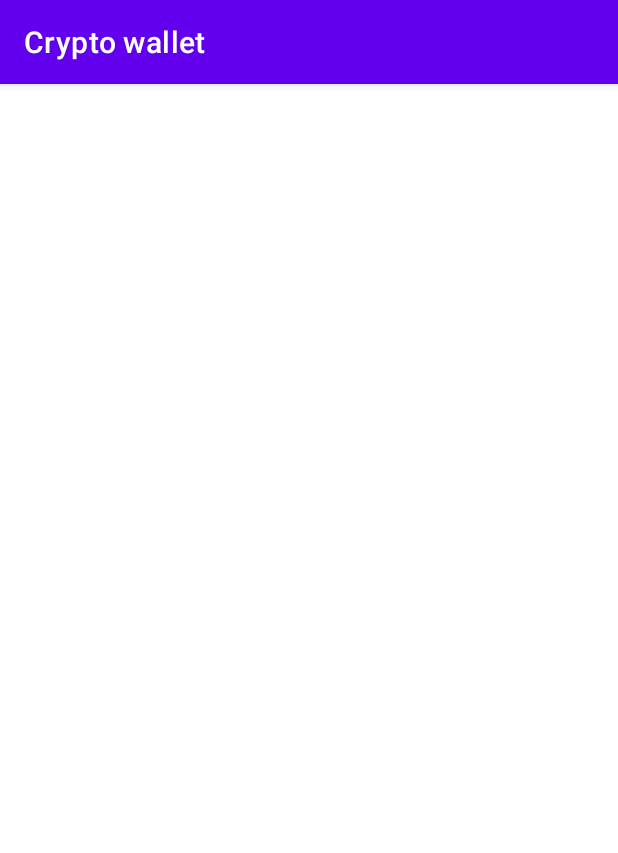
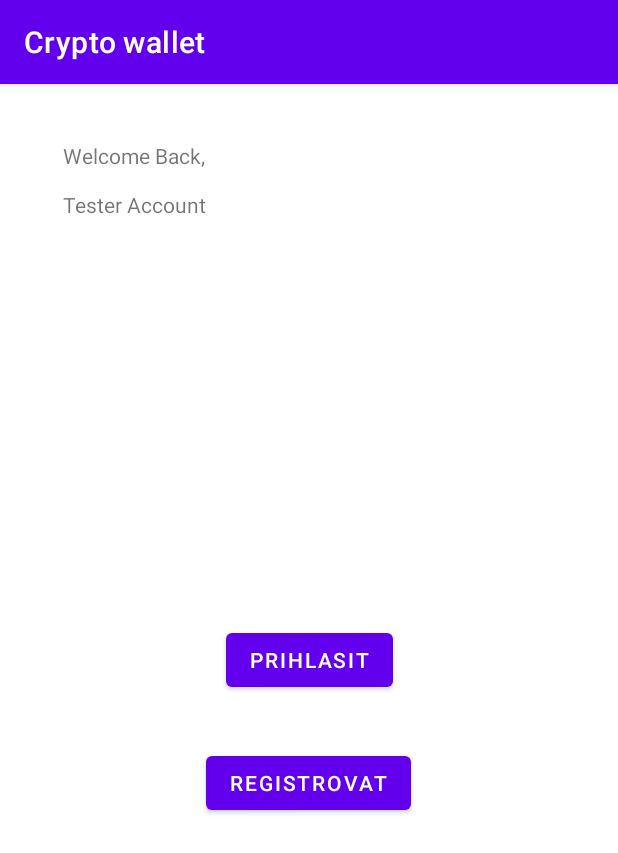
Before and after one commit to matus-olejnik/mobv, an Android app: the screen it shows after launch (MainActivity before the commit, WelcomeActivity after it), on a phone screen of 412 x 824 dp. Shown: the top 853 px of the screen. Run offline under Robolectric (Android 15) with nearby library versions, the phone set to English and light mode, and no system bars; our stand-ins replace data binding.

Commit message:
feat: implement navigation between welcome screen and login and registration screens

```diff
--- a/app/src/main/AndroidManifest.xml
+++ b/app/src/main/AndroidManifest.xml
@@ -12,7 +12,7 @@
             android:roundIcon="@mipmap/ic_launcher_round"
             android:supportsRtl="true"
             android:theme="@style/Theme.CryptoWallet">
-        <activity android:name=".MainActivity">
+        <activity android:name=".WelcomeActivity">
             <intent-filter>
                 <action android:name="android.intent.action.MAIN"/>
 
--- a/app/src/main/java/com/emmm/mobv/MainActivity.kt
+++ b/app/src/main/java/com/emmm/mobv/MainActivity.kt
@@ -2,43 +2,11 @@ package com.emmm.mobv
 
 import android.os.Bundle
 import androidx.appcompat.app.AppCompatActivity
-import androidx.databinding.DataBindingUtil
-import androidx.lifecycle.ViewModelProvider
-import com.emmm.mobv.databinding.ActivityMainBinding
 
 class MainActivity : AppCompatActivity() {
 
-    private lateinit var binding: ActivityMainBinding
-
-    private lateinit var viewModel: MainViewModel
-
     override fun onCreate(savedInstanceState: Bundle?) {
         super.onCreate(savedInstanceState)
-
-        binding = DataBindingUtil.setContentView(this, R.layout.activity_main)
-
-        viewModel = ViewModelProvider(this).get(MainViewModel::class.java)
-
-        binding.apply {
-            createAccountButton.setOnClickListener {
-                viewModel.createAccount()
-            }
-
-            balanceButton.setOnClickListener {
-                viewModel.checkBalance("GD3PFUAY2SOPJUFR6UGR6PB3UJYRVMWWMEVN46KOX7GDLLBZJLLDYCQM")
-            }
-
-            sendMoneyButton.setOnClickListener {
-                viewModel.sendMoney(
-                    "SCCJH5NTT7XX7E6Q4DB2VRPZI7JRNEJMSWAC2VMFHD436NZLDJF2OKDR",
-                    "GA2HZILTHPO334QK4GIN66TRXM4TACVPWSLFOEQVYP4CGW2URKDSRKWZ",
-                    "1000"
-                )
-            }
-
-            showTransactionsButton.setOnClickListener {
-                viewModel.showTransactions("GD3PFUAY2SOPJUFR6UGR6PB3UJYRVMWWMEVN46KOX7GDLLBZJLLDYCQM")
-            }
-        }
+        setContentView(R.layout.main_activity)
     }
 }
--- a/app/src/main/java/com/emmm/mobv/WelcomeActivity.kt
+++ b/app/src/main/java/com/emmm/mobv/WelcomeActivity.kt
@@ -2,16 +2,11 @@ package com.emmm.mobv
 
 import android.os.Bundle
 import androidx.appcompat.app.AppCompatActivity
-import androidx.databinding.DataBindingUtil
-import com.emmm.mobv.databinding.ActivityMainBinding
 
 class WelcomeActivity : AppCompatActivity() {
 
-    private lateinit var binding: ActivityMainBinding
-
     override fun onCreate(savedInstanceState: Bundle?) {
         super.onCreate(savedInstanceState)
-
-        binding = DataBindingUtil.setContentView(this, R.layout.welcome_activity)
+        setContentView(R.layout.welcome_activity)
     }
 }
--- a/app/src/main/java/com/emmm/mobv/screens/welcome/WelcomeFragment.kt
+++ b/app/src/main/java/com/emmm/mobv/screens/welcome/WelcomeFragment.kt
@@ -1,7 +1,34 @@
 package com.emmm.mobv.screens.welcome;
 
+import android.os.Bundle
+import android.view.LayoutInflater
+import android.view.View
+import android.view.ViewGroup
+import androidx.databinding.DataBindingUtil
 import androidx.fragment.app.Fragment
+import androidx.navigation.fragment.findNavController
+import com.emmm.mobv.R
+import com.emmm.mobv.databinding.WelcomeFragmentBinding
 
 class WelcomeFragment : Fragment() {
-    //TODO
+
+    override fun onCreateView(
+        inflater: LayoutInflater, container: ViewGroup?,
+        savedInstanceState: Bundle?
+    ): View {
+        // Inflate the layout for this fragment
+        val binding: WelcomeFragmentBinding = DataBindingUtil.inflate(
+            inflater, R.layout.welcome_fragment, container, false
+        )
+
+        binding.registrationButton.setOnClickListener {
+            findNavController().navigate(WelcomeFragmentDirections.actionWelcomeFragmentToRegistrationFragment())
+        }
+
+        binding.loginButton.setOnClickListener {
+            findNavController().navigate(WelcomeFragmentDirections.actionWelcomeFragmentToLoginFragment())
+        }
+
+        return binding.root
+    }
 }
--- a/app/src/main/res/layout/welcome_fragment.xml
+++ b/app/src/main/res/layout/welcome_fragment.xml
@@ -47,6 +47,20 @@
                 app:layout_constraintRight_toRightOf="parent"
                 app:layout_constraintTop_toTopOf="parent"
                 app:layout_constraintVertical_bias="0.094"/>
+        <Button
+                android:text="Prihlasit"
+                android:layout_width="wrap_content"
+                android:layout_height="wrap_content" android:id="@+id/loginButton"
+                app:layout_constraintTop_toTopOf="parent"
+                app:layout_constraintEnd_toEndOf="parent"
+                app:layout_constraintStart_toStartOf="parent" app:layout_constraintBottom_toBottomOf="parent"/>
+        <Button
+                android:text="Registrovat"
+                android:layout_width="wrap_content"
+                android:layout_height="wrap_content" android:id="@+id/registrationButton"
+                app:layout_constraintEnd_toEndOf="parent" app:layout_constraintStart_toStartOf="parent"
+                app:layout_constraintBottom_toBottomOf="parent" app:layout_constraintHorizontal_bias="0.498"
+                android:layout_marginBottom="244dp" app:layout_constraintTop_toBottomOf="@+id/loginButton"/>
 
     </androidx.constraintlayout.widget.ConstraintLayout>
 </layout>
```
Also changed, not shown: app/src/main/java/com/emmm/mobv/screens/login/LoginFragment.kt (+19 -1 lines), app/src/main/java/com/emmm/mobv/screens/registration/RegistrationFragment.kt (+19 -1 lines), app/src/main/res/layout/login_fragment.xml (+8 -2 lines), app/src/main/res/layout/registration_fragment.xml (+9 -2 lines).
